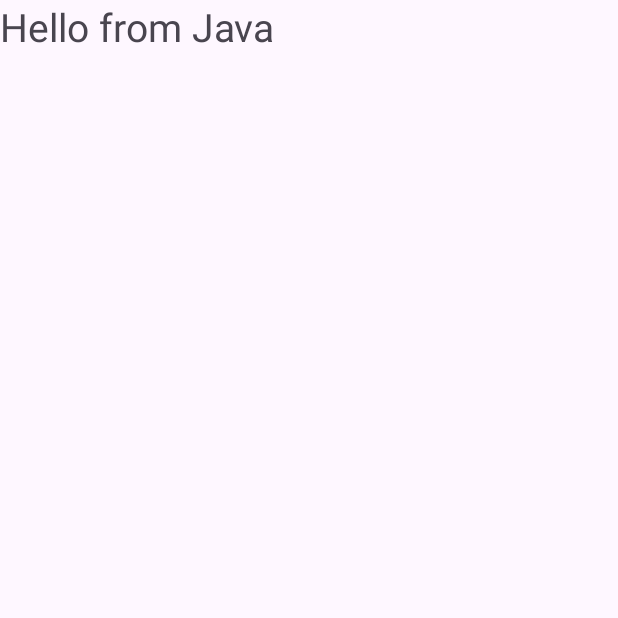
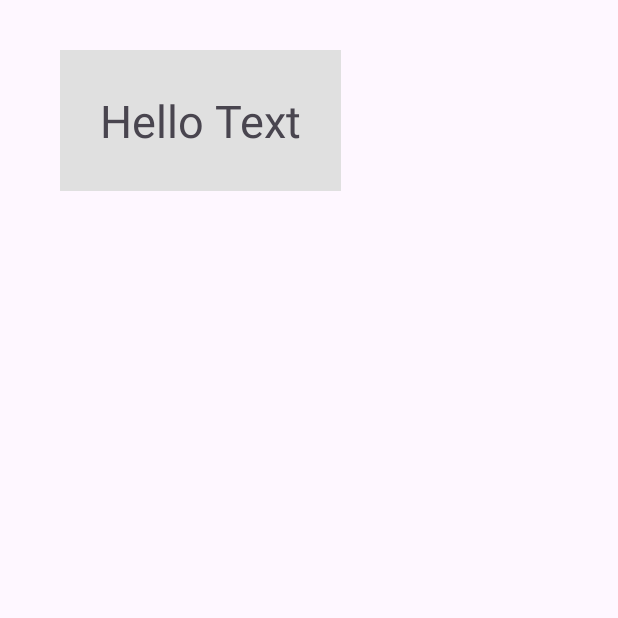
Before and after one commit to fl-3650/Proj3, an Android app: the screen it shows after launch (MainActivity), on a phone screen of 412 x 824 dp, the top half of it. Run offline under Robolectric (Android 15) with nearby library versions, the phone set to English and light mode, and no system bars; libraries missing offline, so code that uses them is left out: android.util.

Commit message:
Before last

```diff
--- a/app/src/main/java/com/example/proj3/MainActivity.java
+++ b/app/src/main/java/com/example/proj3/MainActivity.java
@@ -3,7 +3,9 @@ package com.example.proj3;
 import androidx.appcompat.app.AppCompatActivity;
 import androidx.constraintlayout.widget.ConstraintLayout;
 import android.os.Bundle;
+import android.view.ViewGroup;
 import android.widget.TextView;
+import 	android.util.TypedValue;
 
 public class MainActivity extends AppCompatActivity {
 
@@ -11,21 +13,42 @@ public class MainActivity extends AppCompatActivity {
     protected void onCreate(Bundle savedInstanceState) {
         super.onCreate(savedInstanceState);
 
+//        // ETC
+//        setContentView(R.layout.activity_main);
+
+//        // TASK 3
 //        ConstraintLayout constraintLayout = new ConstraintLayout(this);
-//
 //        TextView textView = new TextView(this);
 //        textView.setText("Hello Android");
 //        textView.setTextSize(26);
-//
 //        ConstraintLayout.LayoutParams layoutParams = new ConstraintLayout.LayoutParams
 //                (ConstraintLayout.LayoutParams.WRAP_CONTENT, ConstraintLayout.LayoutParams.WRAP_CONTENT);
 //        layoutParams.leftToLeft = ConstraintLayout.LayoutParams.PARENT_ID;
 //        layoutParams.topToTop = ConstraintLayout.LayoutParams.PARENT_ID;
 //        textView.setLayoutParams(layoutParams);
 //        constraintLayout.addView(textView);
+//        setContentView(constraintLayout);
 
-        setContentView(R.layout.second_layout);
-        TextView textView = findViewById(R.id.header);
-        textView.setText("Hello from Java");
+//        // TASK 6
+//        setContentView(R.layout.second_layout);
+//        TextView textView = findViewById(R.id.header);
+//        textView.setText("Hello from Java");
+
+//        // TASK 12
+        ConstraintLayout constraintLayout = new ConstraintLayout(this);
+        TextView textView = new TextView(this);
+        textView.setBackgroundColor(0xFFE0E0E0);
+        textView.setText("Hello Text");
+        textView.setTextSize(30);
+        ConstraintLayout.LayoutParams layoutParams = new ConstraintLayout.LayoutParams
+                (ConstraintLayout.LayoutParams.WRAP_CONTENT, ConstraintLayout.LayoutParams.WRAP_CONTENT);
+        layoutParams.setMargins(60, 50, 60, 50);
+        layoutParams.leftToLeft = ConstraintLayout.LayoutParams.PARENT_ID;
+        layoutParams.topToTop = ConstraintLayout.LayoutParams.PARENT_ID;
+        textView.setLayoutParams(layoutParams);
+        textView.setPadding(40, 40, 40, 40);
+        constraintLayout.addView(textView);
+        setContentView(constraintLayout);
+
     }
 }
--- a/app/src/main/res/layout/second_layout.xml
+++ b/app/src/main/res/layout/second_layout.xml
@@ -1,7 +1,7 @@
 <?xml version="1.0" encoding="utf-8"?>
-<androidx.constraintlayout.widget.ConstraintLayout xmlns:android="http://schemas.android.com/apk/res/android"
-    android:layout_width="match_parent"
-    android:layout_height="match_parent">
+<LinearLayout xmlns:android="http://schemas.android.com/apk/res/android"
+    android:layout_width="wrap_content"
+    android:layout_height="wrap_content">
 
     <TextView
         android:id="@+id/header"
@@ -10,4 +10,4 @@
         android:layout_width="match_parent"
         android:layout_height="match_parent" />
 
-</androidx.constraintlayout.widget.ConstraintLayout>
+</LinearLayout>
```
Also changed, not shown: app/src/main/res/layout/activity_main.xml (+7 -4 lines).
